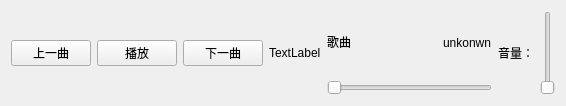
Qt form pleycontrolbar.ui (zhouq3405/MusicGetFirst) before a commit.
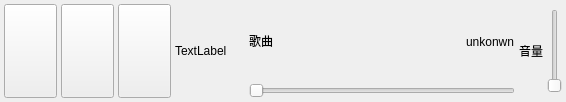
The same form after that commit. Icons and pictures are not drawn.

Commit message: add some stylesheet to Button

```diff
--- a/pleycontrolbar.ui
+++ b/pleycontrolbar.ui
@@ -13,43 +13,83 @@
   <property name="windowTitle">
    <string>Form</string>
   </property>
-  <layout class="QHBoxLayout" name="horizontalLayout_2">
+  <layout class="QHBoxLayout" name="horizontalLayout_2" stretch="1,1,1,2,5,1,1">
+   <property name="spacing">
+    <number>4</number>
+   </property>
+   <property name="leftMargin">
+    <number>4</number>
+   </property>
+   <property name="topMargin">
+    <number>4</number>
+   </property>
+   <property name="rightMargin">
+    <number>4</number>
+   </property>
+   <property name="bottomMargin">
+    <number>4</number>
+   </property>
    <item>
     <widget class="QPushButton" name="pushButton">
      <property name="sizePolicy">
-      <sizepolicy hsizetype="Fixed" vsizetype="Fixed">
-       <horstretch>5</horstretch>
-       <verstretch>5</verstretch>
+      <sizepolicy hsizetype="Preferred" vsizetype="Preferred">
+       <horstretch>10</horstretch>
+       <verstretch>10</verstretch>
       </sizepolicy>
      </property>
+     <property name="styleSheet">
+      <string notr="true">QPushButton
+{border-image: url(:/image/preSong.png);}
+
+QPushButton:pressed
+{
+	margin:5px;
+}</string>
+     </property>
      <property name="text">
-      <string>上一曲</string>
+      <string/>
      </property>
     </widget>
    </item>
    <item>
     <widget class="QPushButton" name="pushButton_2">
      <property name="sizePolicy">
-      <sizepolicy hsizetype="Fixed" vsizetype="Fixed">
-       <horstretch>5</horstretch>
-       <verstretch>5</verstretch>
+      <sizepolicy hsizetype="Preferred" vsizetype="Preferred">
+       <horstretch>10</horstretch>
+       <verstretch>10</verstretch>
       </sizepolicy>
      </property>
+     <property name="styleSheet">
+      <string notr="true">QPushButton{border-image:url(:/image/start.png);}
+QPushButton:pressed
+{
+	margin:5px;
+}</string>
+     </property>
      <property name="text">
-      <string>播放</string>
+      <string/>
      </property>
     </widget>
    </item>
    <item>
     <widget class="QPushButton" name="pushButton_3">
      <property name="sizePolicy">
-      <sizepolicy hsizetype="Fixed" vsizetype="Fixed">
-       <horstretch>5</horstretch>
-       <verstretch>5</verstretch>
+      <sizepolicy hsizetype="Preferred" vsizetype="Preferred">
+       <horstretch>10</horstretch>
+       <verstretch>10</verstretch>
       </sizepolicy>
      </property>
+     <property name="styleSheet">
+      <string notr="true">QPushButton
+{border-image: url(:/image/nextSong.png);}
+
+QPushButton:pressed
+{
+	margin:5px;
+}</string>
+     </property>
      <property name="text">
-      <string>下一曲</string>
+      <string/>
      </property>
     </widget>
    </item>
@@ -129,7 +169,7 @@
       </sizepolicy>
      </property>
      <property name="text">
-      <string>音量：</string>
+      <string>音量</string>
      </property>
     </widget>
    </item>
```
The commit also changes 4 other files.
